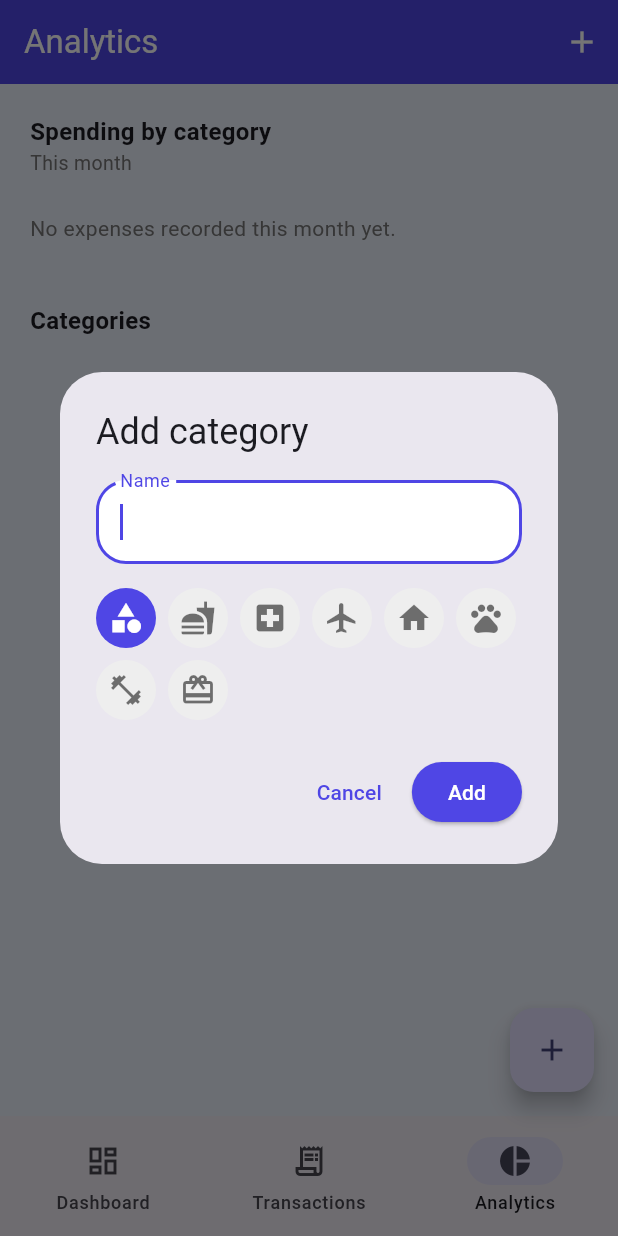
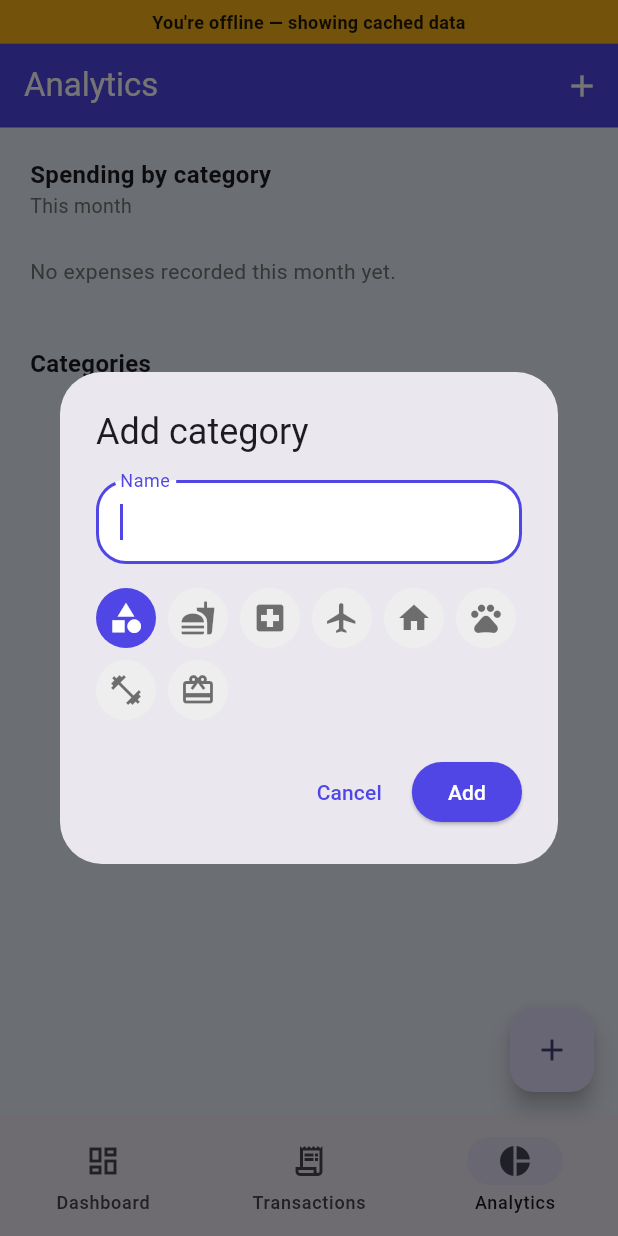
Before and after one commit to bangash40/monthly_traq, a Flutter app: the screen it shows once a user with an empty profile is signed in, item 3 of the bottom bar chosen, after a tap on the "add" icon, on a phone screen of 412 x 824 dp. Run offline on Flutter 3.47's test engine with Material 3 defaults, Android fonts, the phone set to English and light mode, and no system bars; our stand-ins replace cloud_firestore, firebase_auth, firebase_core; accounts and stored records are empty.

Commit message:
Handle offline writes gracefully and fix duplicate-tap bug in add-category/budget dialogs

```diff
--- a/lib/app/main_shell.dart
+++ b/lib/app/main_shell.dart
@@ -1,5 +1,6 @@
 import 'package:flutter/material.dart';
 import 'package:provider/provider.dart';
+import 'package:monthly_traq/app/palette.dart';
 import 'package:monthly_traq/features/analytics/analytics_screen.dart';
 import 'package:monthly_traq/features/dashboard/dashboard_screen.dart';
 import 'package:monthly_traq/features/transactions/add_edit_transaction_screen.dart';
@@ -23,6 +24,9 @@ class _MainShellState extends State<MainShell> {
     final isLoading = context.select<TransactionsRepository, bool>(
       (repo) => repo.isLoading,
     );
+    final isOffline = context.select<TransactionsRepository, bool>(
+      (repo) => repo.isOffline,
+    );
 
     final screens = [
       DashboardScreen(onSeeAllTransactions: _goToTransactions),
@@ -31,9 +35,34 @@ class _MainShellState extends State<MainShell> {
     ];
 
     return Scaffold(
-      body: isLoading
-          ? const Center(child: CircularProgressIndicator())
-          : IndexedStack(index: _selectedIndex, children: screens),
+      body: Column(
+        children: [
+          AnimatedSize(
+            duration: const Duration(milliseconds: 200),
+            child: !isOffline || isLoading
+                ? const SizedBox(width: double.infinity)
+                : Container(
+                    width: double.infinity,
+                    color: AppPalette.warning,
+                    padding: const EdgeInsets.symmetric(vertical: 6),
+                    child: const Text(
+                      "You're offline — showing cached data",
+                      textAlign: TextAlign.center,
+                      style: TextStyle(
+                        color: Colors.black87,
+                        fontSize: 12,
+                        fontWeight: FontWeight.w600,
+                      ),
+                    ),
+                  ),
+          ),
+          Expanded(
+            child: isLoading
+                ? const Center(child: CircularProgressIndicator())
+                : IndexedStack(index: _selectedIndex, children: screens),
+          ),
+        ],
+      ),
       floatingActionButton: FloatingActionButton(
         onPressed: () => Navigator.push(
           context,
--- a/lib/features/auth/signup_screen.dart
+++ b/lib/features/auth/signup_screen.dart
@@ -48,6 +48,11 @@ class _SignupScreenState extends State<SignupScreen> {
       ScaffoldMessenger.of(
         context,
       ).showSnackBar(SnackBar(content: Text(e.message ?? 'Sign up failed')));
+    } catch (e) {
+      if (!mounted) return;
+      ScaffoldMessenger.of(
+        context,
+      ).showSnackBar(SnackBar(content: Text('Sign up failed: $e')));
     } finally {
       if (mounted) setState(() => _isLoading = false);
     }
--- a/lib/widgets/add_category_dialog.dart
+++ b/lib/widgets/add_category_dialog.dart
@@ -29,6 +29,7 @@ Future<CategoryModel?> showAddCategoryDialog(
 
   final nameController = TextEditingController();
   IconData selectedIcon = _kCategoryIconChoices.first;
+  bool isSaving = false;
 
   return showDialog<CategoryModel>(
     context: context,
@@ -75,8 +76,11 @@ Future<CategoryModel?> showAddCategoryDialog(
                 child: const Text('Cancel'),
               ),
               ElevatedButton(
-                onPressed: () async {
+                onPressed: isSaving
+                    ? null
+                    : () async {
                         if (nameController.text.trim().isEmpty) return;
+                        setState(() => isSaving = true);
                         try {
                           final created = await repo.addCategory(
                             name: nameController.text.trim(),
@@ -90,10 +94,17 @@ Future<CategoryModel?> showAddCategoryDialog(
                             ScaffoldMessenger.of(dialogContext).showSnackBar(
                               SnackBar(content: Text('Could not add category: $e')),
                             );
+                            setState(() => isSaving = false);
                           }
                         }
                       },
-                child: const Text('Add'),
+                child: isSaving
+                    ? const SizedBox(
+                        width: 18,
+                        height: 18,
+                        child: CircularProgressIndicator(strokeWidth: 2),
+                      )
+                    : const Text('Add'),
               ),
             ],
           );
```
Also changed, not shown: lib/services/transactions_repository.dart (+44 -19 lines), lib/widgets/edit_budget_dialog.dart (+20 -3 lines). Lines whose indentation alone changed are shown as unchanged.
